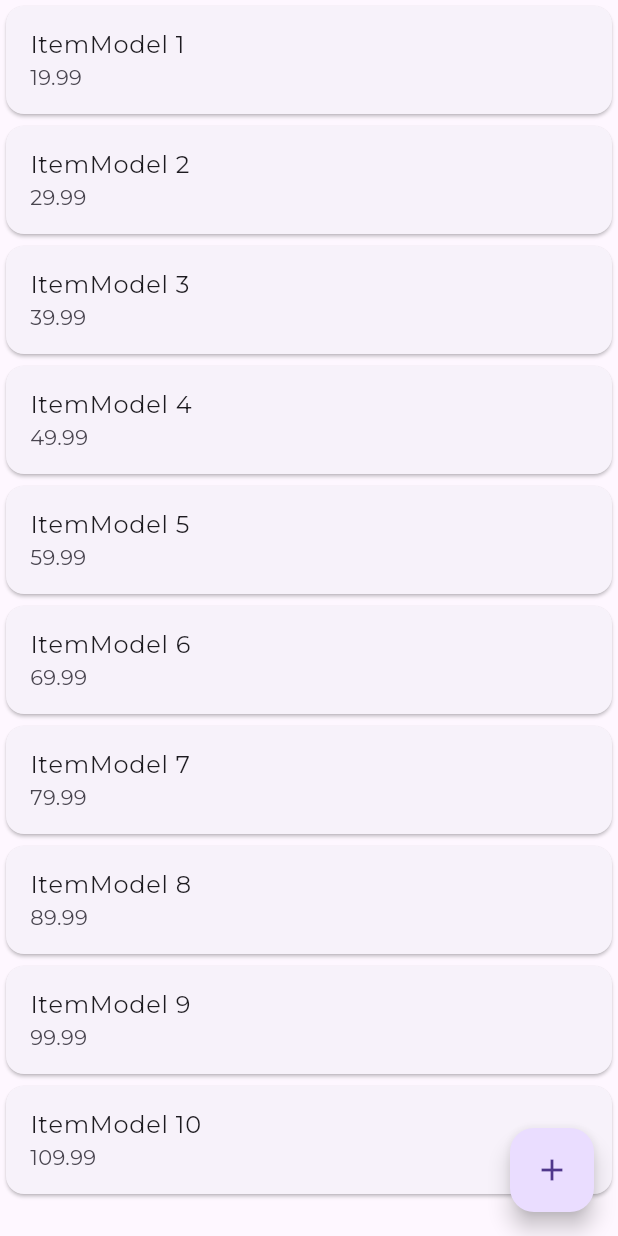
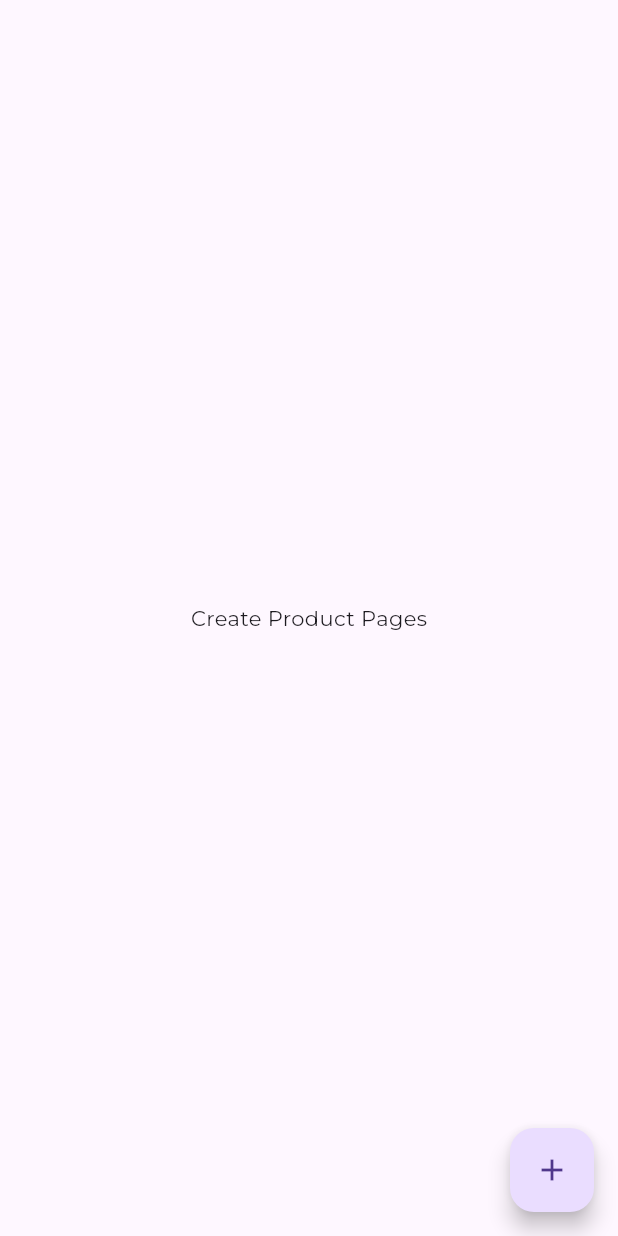
Before and after one commit to SaifIvnaAlam/Flutter-RestaurantManagement, a Flutter app: the CreateProducPage screen opened by its route, on a phone screen of 412 x 824 dp. Run offline on Flutter 3.47's test engine with Material 3 defaults, Android fonts, the light colour scheme and no system bars; our stand-ins replace bloc, cloud_firestore, firebase_auth, firebase_core, firebase_storage, flutter_bloc and 5 more; missing offline and left inert: ansicolor; accounts and stored records are empty; generated files the repository leaves out were written again; network calls fail.

Commit message:
doc: refactor of item to product

```diff
--- /dev/null
+++ b/lib/src/constants/components/button.dart
@@ -0,0 +1,16 @@
+import 'package:flutter/material.dart';
+
+class Button extends StatelessWidget {
+  VoidCallback ontap;
+  String title;
+  Button({
+    Key? key,
+    required this.ontap,
+    required this.title,
+  }) : super(key: key);
+
+  @override
+  Widget build(BuildContext context) {
+    return MaterialButton(onPressed: ontap, child: Text(title));
+  }
+}
--- a/lib/src/features/navbar/presentation/buttom_nav_bar.dart
+++ b/lib/src/features/navbar/presentation/buttom_nav_bar.dart
@@ -1,8 +1,8 @@
 import 'package:flutter/material.dart';
+import 'package:restaurantmanagement/src/features/orders/presentation/order_page.dart';
+import 'package:restaurantmanagement/src/features/profile/presentation/profile_page.dart';
 import 'package:restaurantmanagement/src/features/dashboard/presentation/dashboard_page.dart';
-import 'package:restaurantmanagement/src/features/orders/presentation/order_page.dart';
-import 'package:restaurantmanagement/src/features/products/presentation/create_item_page.dart';
-import 'package:restaurantmanagement/src/features/profile/presentation/profile_page.dart';
+import 'package:restaurantmanagement/src/features/products/presentation/pages/create_product_page.dart';
 // ignore_for_file: unused_field
 
 class NavBar extends StatefulWidget {
--- a/lib/src/features/orders/domain/order_demo_data.dart
+++ b/lib/src/features/orders/domain/order_demo_data.dart
@@ -1,5 +1,6 @@
-import '../../products/domain/item_model.dart';
 import 'package:restaurantmanagement/src/features/orders/domain/order_model.dart';
+
+import '../../products/domain/product_model.dart';
 
 List<OrderModel> demoOrderData = [
   OrderModel(
@@ -9,14 +10,14 @@ List<OrderModel> demoOrderData = [
     totalPrice: "50.00",
     tableNo: 1,
     itemsOrdered: [
-      ItemModel(
+      ProductModel(
         id: "101",
         name: "Product A",
         price: 20.00,
         description: "Description for Product A",
         image: "image_a.jpg",
       ),
-      ItemModel(
+      ProductModel(
         id: "102",
         name: "Product B",
         price: 10.00,
@@ -32,14 +33,14 @@ List<OrderModel> demoOrderData = [
     totalPrice: "75.00",
     tableNo: 2,
     itemsOrdered: [
-      ItemModel(
+      ProductModel(
         id: "201",
         name: "Product C",
         price: 30.00,
         description: "Description for Product C",
         image: "image_c.jpg",
       ),
-      ItemModel(
+      ProductModel(
         id: "202",
         name: "Product D",
         price: 15.00,
@@ -55,14 +56,14 @@ List<OrderModel> demoOrderData = [
     totalPrice: "50.00",
     tableNo: 1,
     itemsOrdered: [
-      ItemModel(
+      ProductModel(
         id: "101",
         name: "Product A",
         price: 20.00,
         description: "Description for Product A",
         image: "image_a.jpg",
       ),
-      ItemModel(
+      ProductModel(
         id: "102",
         name: "Product B",
         price: 10.00,
@@ -78,14 +79,14 @@ List<OrderModel> demoOrderData = [
     totalPrice: "50.00",
     tableNo: 1,
     itemsOrdered: [
-      ItemModel(
+      ProductModel(
         id: "101",
         name: "Product A",
         price: 20.00,
         description: "Description for Product A",
         image: "image_a.jpg",
       ),
-      ItemModel(
+      ProductModel(
         id: "102",
         name: "Product B",
         price: 10.00,
@@ -101,14 +102,14 @@ List<OrderModel> demoOrderData = [
     totalPrice: "50.00",
     tableNo: 1,
     itemsOrdered: [
-      ItemModel(
+      ProductModel(
         id: "101",
         name: "Product A",
         price: 20.00,
         description: "Description for Product A",
         image: "image_a.jpg",
       ),
-      ItemModel(
+      ProductModel(
         id: "102",
         name: "Product B",
         price: 10.00,
@@ -124,14 +125,14 @@ List<OrderModel> demoOrderData = [
     totalPrice: "50.00",
     tableNo: 1,
     itemsOrdered: [
-      ItemModel(
+      ProductModel(
         id: "101",
         name: "Product A",
         price: 20.00,
         description: "Description for Product A",
         image: "image_a.jpg",
       ),
-      ItemModel(
+      ProductModel(
         id: "102",
         name: "Product B",
         price: 10.00,
@@ -147,14 +148,14 @@ List<OrderModel> demoOrderData = [
     totalPrice: "50.00",
     tableNo: 1,
     itemsOrdered: [
-      ItemModel(
+      ProductModel(
         id: "101",
         name: "Product A",
         price: 20.00,
         description: "Description for Product A",
         image: "image_a.jpg",
       ),
-      ItemModel(
+      ProductModel(
         id: "102",
         name: "Product B",
         price: 10.00,
--- a/lib/src/features/orders/domain/order_model.dart
+++ b/lib/src/features/orders/domain/order_model.dart
@@ -1,6 +1,8 @@
 import 'dart:convert';
+
 import 'package:flutter/foundation.dart';
-import '../../products/domain/item_model.dart';
+
+import '../../products/domain/product_model.dart';
 
 class OrderModel {
   String id;
@@ -9,7 +11,7 @@ class OrderModel {
   String totalPrice;
   int? tableNo;
 
-  List<ItemModel> itemsOrdered;
+  List<ProductModel> itemsOrdered;
   OrderModel({
     required this.id,
     required this.orderBy,
@@ -25,7 +27,7 @@ class OrderModel {
     String? orderDate,
     String? totalPrice,
     int? tableNo,
-    List<ItemModel>? itemsOrdered,
+    List<ProductModel>? itemsOrdered,
   }) {
     return OrderModel(
       id: id ?? this.id,
@@ -39,7 +41,6 @@ class OrderModel {
 
   Map<String, dynamic> toMap() {
     final result = <String, dynamic>{};
-
     result.addAll({'id': id});
     result.addAll({'orderBy': orderBy});
     result.addAll({'orderDate': orderDate});
@@ -60,8 +61,8 @@ class OrderModel {
       orderDate: map['orderDate'] ?? '',
       totalPrice: map['totalPrice'] ?? '',
       tableNo: map['tableNo']?.toInt(),
-      itemsOrdered: List<ItemModel>.from(
-          map['itemsOrdered']?.map((x) => ItemModel.fromMap(x))),
+      itemsOrdered: List<ProductModel>.from(
+          map['itemsOrdered']?.map((x) => ProductModel.fromMap(x))),
     );
   }
 
--- a/lib/src/features/products/application/Item_cubit/item_cubit.dart
+++ b/lib/src/features/products/application/Item_cubit/item_cubit.dart
@@ -1,8 +1,9 @@
 import 'package:bloc/bloc.dart';
 import 'package:uuid/uuid.dart';
-import '../../domain/item_model.dart';
-import '../../domain/interface/i_Item_repo.dart';
+import '../../domain/product_model.dart';
+import '../../domain/interface/i_product_repository.dart';
 import 'package:freezed_annotation/freezed_annotation.dart';
+
 
 // ignore_for_file: no_leading_underscores_for_local_identifiers
 
@@ -14,7 +15,7 @@ class ItemCubit extends Cubit<ItemState> {
   final IItemRepo _iItemRepo;
 
   Future<void> createNewItem(String name, double price) async {
-    final _item = ItemModel(
+    final _item = ProductModel(
       id: const Uuid().v4(),
       name: name,
       price: price,
--- a/lib/src/features/products/domain/interface/i_Item_repo.dart
+++ /dev/null
@@ -1,8 +0,0 @@
-import '../item_model.dart';
-
-// ignore_for_file: file_names
-
-abstract class IItemRepo {
-  Future<bool> addItem(ItemModel item);
-  Future<List<ItemModel>> getAllItems();
-}
--- /dev/null
+++ b/lib/src/features/products/domain/interface/i_product_repository.dart
@@ -0,0 +1,8 @@
+import '../product_model.dart';
+
+// ignore_for_file: file_names
+
+abstract class IItemRepo {
+  Future<bool> addItem(ProductModel item);
+  Future<List<ProductModel>> getAllItems();
+}
--- a/lib/src/features/products/domain/list_of_demo_items.dart
+++ /dev/null
@@ -1,74 +0,0 @@
-import 'item_model.dart';
-
-List<ItemModel> demoData = [
-  ItemModel(
-    id: "1",
-    name: "ItemModel 1",
-    price: 19.99,
-    description: "This is the description for ItemModel 1.",
-    image: "image1.jpg",
-  ),
-  ItemModel(
-    id: "2",
-    name: "ItemModel 2",
-    price: 29.99,
-    description: "This is the description for ItemModel 2.",
-    image: "image2.jpg",
-  ),
-  ItemModel(
-    id: "3",
-    name: "ItemModel 3",
-    price: 39.99,
-    description: "This is the description for ItemModel 3.",
-    image: "image3.jpg",
-  ),
-  ItemModel(
-    id: "4",
-    name: "ItemModel 4",
-    price: 49.99,
-    description: "This is the description for ItemModel 4.",
-    image: "image4.jpg",
-  ),
-  ItemModel(
-    id: "5",
-    name: "ItemModel 5",
-    price: 59.99,
-    description: "This is the description for ItemModel 5.",
-    image: "image5.jpg",
-  ),
-  ItemModel(
-    id: "6",
-    name: "ItemModel 6",
-    price: 69.99,
-    description: "This is the description for ItemModel 6.",
-    image: "image6.jpg",
-  ),
-  ItemModel(
-    id: "7",
-    name: "ItemModel 7",
-    price: 79.99,
-    description: "This is the description for ItemModel 7.",
-    image: "image7.jpg",
-  ),
-  ItemModel(
-    id: "8",
-    name: "ItemModel 8",
-    price: 89.99,
-    description: "This is the description for ItemModel 8.",
-    image: "image8.jpg",
-  ),
-  ItemModel(
-    id: "9",
-    name: "ItemModel 9",
-    price: 99.99,
-    description: "This is the description for ItemModel 9.",
-    image: "image9.jpg",
-  ),
-  ItemModel(
-    id: "10",
-    name: "ItemModel 10",
-    price: 109.99,
-    description: "This is the description for ItemModel 10.",
-    image: "image10.jpg",
-  ),
-];
--- a/lib/src/features/products/domain/item_model.dart
+++ b/lib/src/features/products/domain/product_model.dart
@@ -1,12 +1,12 @@
 import 'dart:convert';
 
-class ItemModel {
+class ProductModel {
   String id;
   String name;
   double price;
   String description;
   String image;
-  ItemModel({
+  ProductModel({
     required this.id,
     required this.name,
     required this.price,
@@ -14,14 +14,14 @@ class ItemModel {
     required this.image,
   });
 
-  ItemModel copyWith({
+  ProductModel copyWith({
     String? id,
     String? name,
     double? price,
     String? description,
     String? image,
   }) {
-    return ItemModel(
+    return ProductModel(
       id: id ?? this.id,
       name: name ?? this.name,
       price: price ?? this.price,
@@ -42,8 +42,8 @@ class ItemModel {
     return result;
   }
 
-  factory ItemModel.fromMap(Map<String, dynamic> map) {
-    return ItemModel(
+  factory ProductModel.fromMap(Map<String, dynamic> map) {
+    return ProductModel(
       id: map['id'] ?? '',
       name: map['name'] ?? '',
       price: map['price']?.toDouble() ?? 0.0,
@@ -54,19 +54,19 @@ class ItemModel {
 
   String toJson() => json.encode(toMap());
 
-  factory ItemModel.fromJson(String source) =>
-      ItemModel.fromMap(json.decode(source));
+  factory ProductModel.fromJson(String source) =>
+      ProductModel.fromMap(json.decode(source));
 
   @override
   String toString() {
-    return 'ItemModel(id: $id, name: $name, price: $price, description: $description, image: $image)';
+    return 'ProductModel(id: $id, name: $name, price: $price, description: $description, image: $image)';
   }
 
   @override
   bool operator ==(Object other) {
     if (identical(this, other)) return true;
 
-    return other is ItemModel &&
+    return other is ProductModel &&
         other.id == id &&
         other.name == name &&
         other.price == price &&
--- a/lib/src/features/products/infrastructure/Item_repo.dart
+++ b/lib/src/features/products/infrastructure/product_repository.dart
@@ -1,16 +1,18 @@
 import 'dart:developer';
-import '../domain/item_model.dart';
-import '../domain/interface/i_Item_repo.dart';
+import '../domain/product_model.dart';
 import 'package:cloud_firestore/cloud_firestore.dart';
+import '../domain/interface/i_product_repository.dart';
+
+
 
 class ItemRepository implements IItemRepo {
   @override
-  Future<List<ItemModel>> getAllItems() {
+  Future<List<ProductModel>> getAllItems() {
     throw UnimplementedError();
   }
 
   @override
-  Future<bool> addItem(ItemModel item) async {
+  Future<bool> addItem(ProductModel item) async {
     CollectionReference resturantsCollection =
         FirebaseFirestore.instance.collection('resturants');
 
--- a/lib/src/features/products/presentation/create_item_page.dart
+++ b/lib/src/features/products/presentation/pages/create_product_page.dart
@@ -1,8 +1,6 @@
 import 'package:flutter/material.dart';
-import '../domain/list_of_demo_items.dart';
 import 'package:flutter_bloc/flutter_bloc.dart';
-import '../application/Item_cubit/item_cubit.dart';
-
+import '../../application/Item_cubit/item_cubit.dart';
 
 class CreateProducPage extends StatelessWidget {
   const CreateProducPage({super.key});
@@ -10,18 +8,8 @@ class CreateProducPage extends StatelessWidget {
   @override
   Widget build(BuildContext context) {
     return Scaffold(
-      body: ListView.builder(
-        itemCount: demoData.length,
-        itemBuilder: (context, index) {
-          return Card(
-            child: ListTile(
-              title: Text(demoData[index].name),
-              subtitle: Text(
-                demoData[index].price.toString(),
-              ),
-            ),
-          );
-        },
+      body: const Center(
+        child: Text("Create Product Pages"),
       ),
       floatingActionButton: FloatingActionButton(
         onPressed: () {
```
Also changed, not shown: lib/src/core/app.dart (+9 -8 lines), lib/src/routes/go_router_config.dart (+6 -7 lines).
